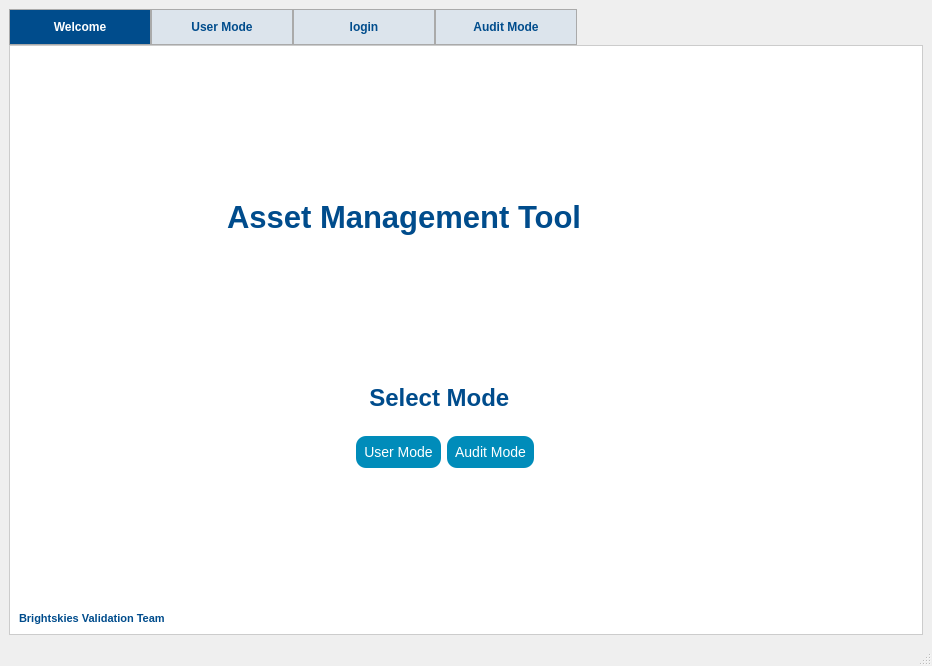
ENGaliyasser/J.A.K.Y.A., file front.ui: the form before one commit.
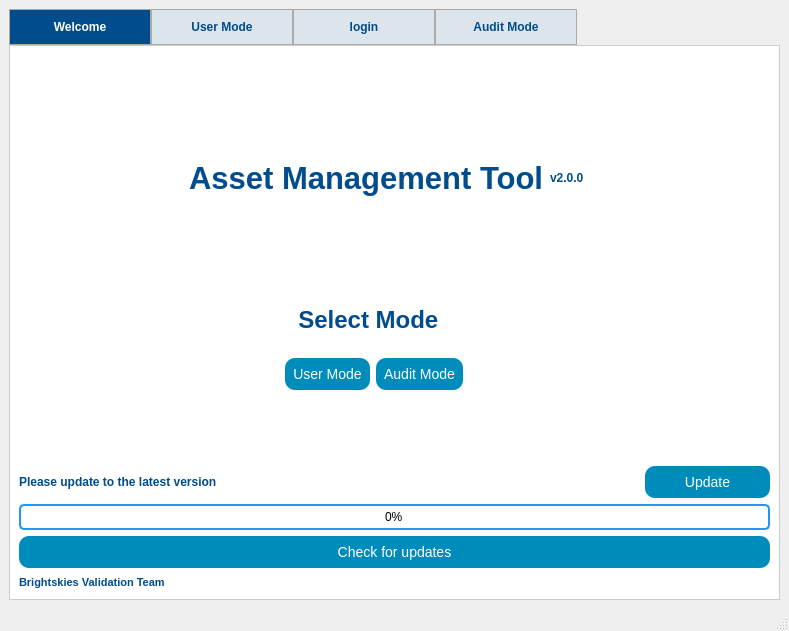
The form after the commit. Icons and pictures are not drawn.

```diff
--- a/front.ui
+++ b/front.ui
@@ -6,8 +6,8 @@
    <rect>
     <x>0</x>
     <y>0</y>
-    <width>932</width>
-    <height>666</height>
+    <width>789</width>
+    <height>631</height>
    </rect>
   </property>
   <property name="windowTitle">
@@ -209,7 +209,7 @@
                 </property>
                 <property name="sizeHint" stdset="0">
                  <size>
-                  <width>208</width>
+                  <width>250</width>
                   <height>20</height>
                  </size>
                 </property>
@@ -220,7 +220,6 @@
                 <property name="font">
                  <font>
                   <pointsize>23</pointsize>
-                  <weight>75</weight>
                   <bold>true</bold>
                  </font>
                 </property>
@@ -247,7 +246,7 @@
                  <string notr="true">background-image: url(:/JAKYA/JAKYA_LOGO.jpg);</string>
                 </property>
                 <property name="text">
-                 <string/>
+                 <string>v2.0.0</string>
                 </property>
                </widget>
               </item>
@@ -303,7 +302,6 @@
                     <property name="font">
                      <font>
                       <pointsize>18</pointsize>
-                      <weight>75</weight>
                       <bold>true</bold>
                      </font>
                     </property>
@@ -363,7 +361,7 @@
                   <property name="sizeHint" stdset="0">
                    <size>
                     <width>20</width>
-                    <height>118</height>
+                    <height>50</height>
                    </size>
                   </property>
                  </spacer>
@@ -387,45 +385,6 @@
             </item>
            </layout>
           </item>
-          <item>
-           <layout class="QVBoxLayout" name="verticalLayout_5">
-            <item>
-             <widget class="QLabel" name="label">
-              <property name="minimumSize">
-               <size>
-                <width>125</width>
-                <height>91</height>
-               </size>
-              </property>
-              <property name="maximumSize">
-               <size>
-                <width>121</width>
-                <height>91</height>
-               </size>
-              </property>
-              <property name="styleSheet">
-               <string notr="true">background-image: url(:/logo/BrightLogo.png);</string>
-              </property>
-              <property name="text">
-               <string/>
-              </property>
-             </widget>
-            </item>
-            <item>
-             <spacer name="verticalSpacer_2">
-              <property name="orientation">
-               <enum>Qt::Vertical</enum>
-              </property>
-              <property name="sizeHint" stdset="0">
-               <size>
-                <width>17</width>
-                <height>358</height>
-               </size>
-              </property>
-             </spacer>
-            </item>
-           </layout>
-          </item>
          </layout>
         </item>
         <item row="1" column="0">
@@ -445,12 +404,17 @@
           </item>
          </layout>
         </item>
-        <item row="2" column="0">
+        <item row="7" column="0" colspan="2">
          <widget class="QLabel" name="validation_label">
+          <property name="minimumSize">
+           <size>
+            <width>0</width>
+            <height>16</height>
+           </size>
+          </property>
           <property name="font">
            <font>
             <pointsize>8</pointsize>
-            <weight>75</weight>
             <bold>true</bold>
            </font>
           </property>
@@ -459,6 +423,86 @@
           </property>
          </widget>
         </item>
+        <item row="3" column="0">
+         <widget class="QLabel" name="ask">
+          <property name="text">
+           <string>Please update to the latest version</string>
+          </property>
+         </widget>
+        </item>
+        <item row="5" column="0" colspan="2">
+         <widget class="QProgressBar" name="progressBar">
+          <property name="styleSheet">
+           <string notr="true">QProgressBar {
+    border: 2px solid #2196F3;
+    border-radius: 5px;
+    text-align: center;
+    color: black;
+}
+
+QProgressBar::chunk {
+    background-color: #2196F3;
+    width: 20px;
+}</string>
+          </property>
+          <property name="value">
+           <number>0</number>
+          </property>
+         </widget>
+        </item>
+        <item row="3" column="1">
+         <widget class="QPushButton" name="update">
+          <property name="text">
+           <string>Update</string>
+          </property>
+         </widget>
+        </item>
+        <item row="0" column="1">
+         <layout class="QVBoxLayout" name="verticalLayout_5">
+          <item>
+           <widget class="QLabel" name="label">
+            <property name="minimumSize">
+             <size>
+              <width>125</width>
+              <height>91</height>
+             </size>
+            </property>
+            <property name="maximumSize">
+             <size>
+              <width>121</width>
+              <height>91</height>
+             </size>
+            </property>
+            <property name="styleSheet">
+             <string notr="true">background-image: url(:/logo/BrightLogo.png);</string>
+            </property>
+            <property name="text">
+             <string/>
+            </property>
+           </widget>
+          </item>
+          <item>
+           <spacer name="verticalSpacer_2">
+            <property name="orientation">
+             <enum>Qt::Vertical</enum>
+            </property>
+            <property name="sizeHint" stdset="0">
+             <size>
+              <width>17</width>
+              <height>358</height>
+             </size>
+            </property>
+           </spacer>
+          </item>
+         </layout>
+        </item>
+        <item row="6" column="0" colspan="2">
+         <widget class="QPushButton" name="check">
+          <property name="text">
+           <string>Check for updates</string>
+          </property>
+         </widget>
+        </item>
        </layout>
       </widget>
       <widget class="QWidget" name="user_tab">
```
Left out of the diff: 17 changed lines with no effect on the pictures.
